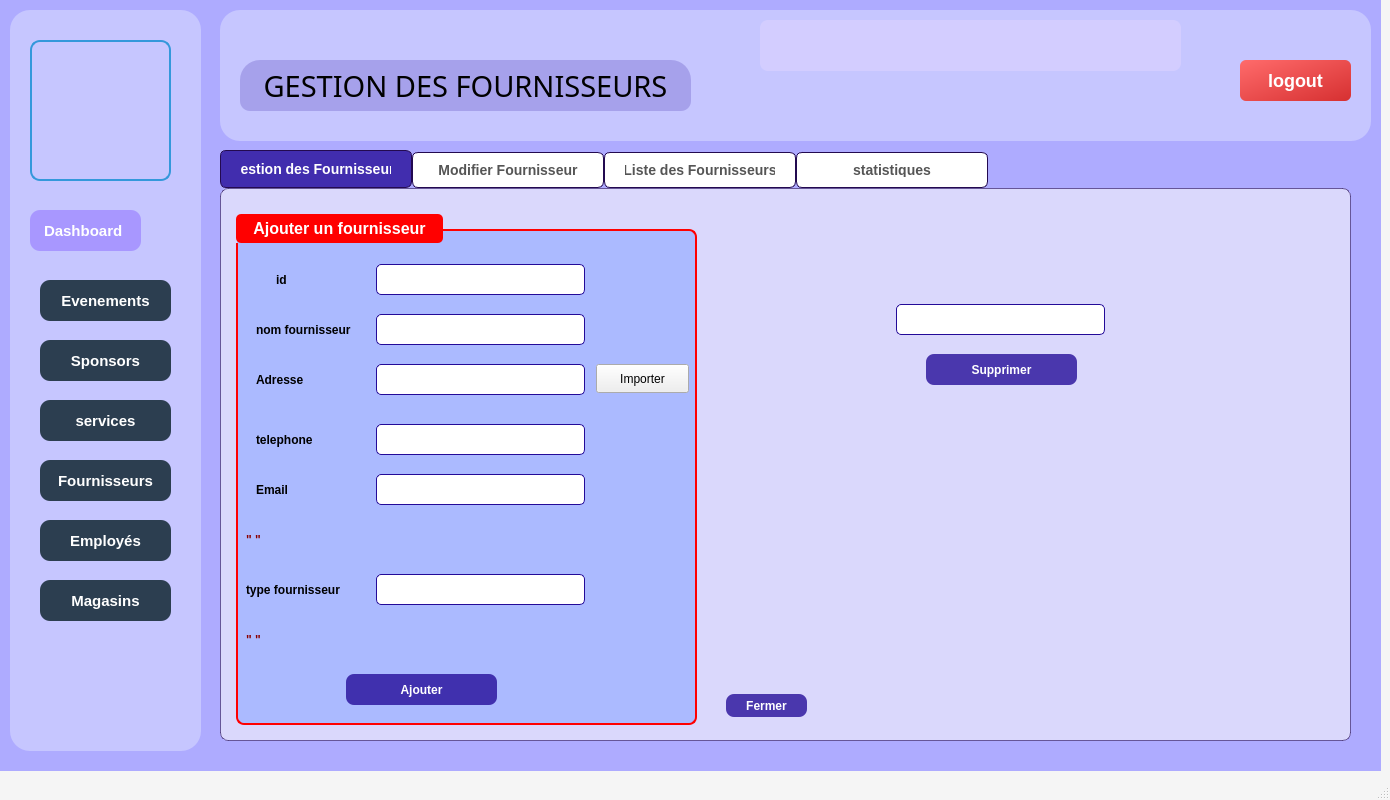
MontaCHOUIG/MallFlow, file src/fournisseurs/fournisseur_mainwindow.ui: the form before one commit.
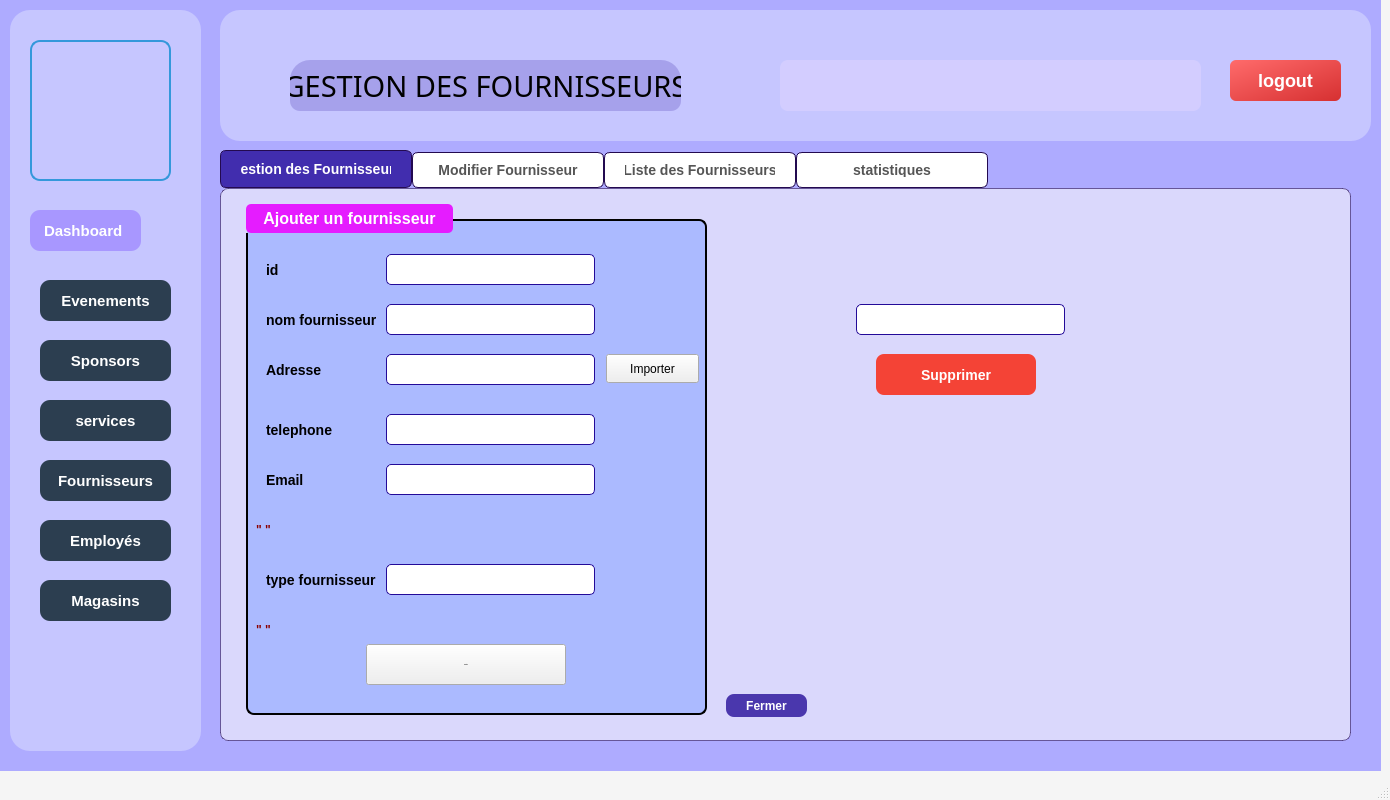
The form after the commit. The open tabs and pages were chosen to show the change. Icons and pictures are not drawn. Custom widgets are drawn as their Qt base class.

Commit message: les interfaces sont identiques

The edit to the form file:
```diff
--- a/src/fournisseurs/fournisseur_mainwindow.ui
+++ b/src/fournisseurs/fournisseur_mainwindow.ui
@@ -98,8 +98,8 @@
      <widget class="QGroupBox" name="Sp_GroupBox_2">
       <property name="geometry">
        <rect>
-        <x>10</x>
-        <y>20</y>
+        <x>20</x>
+        <y>10</y>
         <width>461</width>
         <height>511</height>
        </rect>
@@ -107,7 +107,7 @@
       <property name="styleSheet">
        <string notr="true">QGroupBox {
     background-color: rgb(171, 186, 255);
-    border: 2px solid red; /* Red border */
+    border: 2px solid ; /* Red border */
     border-radius: 8px;
     font-size: 16px;
     font-weight: bold;
@@ -120,7 +120,7 @@
     subcontrol-origin: margin;
     subcontrol-position: top left;
     padding: 5px 15px;
-    background-color: red; /* Red title background */
+    background-color: rgb(229, 28, 255); /* Red title background */
     color: white;
     border-radius: 5px;
 }
@@ -132,7 +132,7 @@
       <widget class="QLabel" name="id">
        <property name="geometry">
         <rect>
-         <x>40</x>
+         <x>20</x>
          <y>50</y>
          <width>99</width>
          <height>31</height>
@@ -140,10 +140,19 @@
        </property>
        <property name="font">
         <font>
-         <pointsize>9</pointsize>
+         <pointsize>-1</pointsize>
          <bold>true</bold>
         </font>
        </property>
+       <property name="styleSheet">
+        <string notr="true">QLabel {
+    color: black; /* Couleur du texte */
+    font-size: 14px;
+    font-weight: bold;
+}
+
+</string>
+       </property>
        <property name="text">
         <string>id</string>
        </property>
@@ -159,10 +168,19 @@
        </property>
        <property name="font">
         <font>
-         <pointsize>9</pointsize>
+         <pointsize>-1</pointsize>
          <bold>true</bold>
         </font>
        </property>
+       <property name="styleSheet">
+        <string notr="true">QLabel {
+    color: black; /* Couleur du texte */
+    font-size: 14px;
+    font-weight: bold;
+}
+
+</string>
+       </property>
        <property name="text">
         <string>Email</string>
        </property>
@@ -200,10 +218,19 @@
        </property>
        <property name="font">
         <font>
-         <pointsize>9</pointsize>
+         <pointsize>-1</pointsize>
          <bold>true</bold>
         </font>
        </property>
+       <property name="styleSheet">
+        <string notr="true">QLabel {
+    color: black; /* Couleur du texte */
+    font-size: 14px;
+    font-weight: bold;
+}
+
+</string>
+       </property>
        <property name="text">
         <string>nom fournisseur</string>
        </property>
@@ -238,10 +265,19 @@
        </property>
        <property name="font">
         <font>
-         <pointsize>9</pointsize>
+         <pointsize>-1</pointsize>
          <bold>true</bold>
         </font>
        </property>
+       <property name="styleSheet">
+        <string notr="true">QLabel {
+    color: black; /* Couleur du texte */
+    font-size: 14px;
+    font-weight: bold;
+}
+
+</string>
+       </property>
        <property name="text">
         <string>telephone</string>
        </property>
@@ -249,7 +285,7 @@
       <widget class="QLabel" name="type_fournisseur">
        <property name="geometry">
         <rect>
-         <x>10</x>
+         <x>20</x>
          <y>360</y>
          <width>131</width>
          <height>31</height>
@@ -257,10 +293,19 @@
        </property>
        <property name="font">
         <font>
-         <pointsize>9</pointsize>
+         <pointsize>-1</pointsize>
          <bold>true</bold>
         </font>
        </property>
+       <property name="styleSheet">
+        <string notr="true">QLabel {
+    color: black; /* Couleur du texte */
+    font-size: 14px;
+    font-weight: bold;
+}
+
+</string>
+       </property>
        <property name="text">
         <string>type fournisseur</string>
        </property>
@@ -287,26 +332,29 @@
       <widget class="QPushButton" name="pb_ajouter">
        <property name="geometry">
         <rect>
-         <x>110</x>
-         <y>460</y>
-         <width>151</width>
-         <height>31</height>
+         <x>120</x>
+         <y>440</y>
+         <width>200</width>
+         <height>41</height>
         </rect>
        </property>
        <property name="font">
         <font>
+         <pointsize>-1</pointsize>
          <bold>true</bold>
         </font>
        </property>
        <property name="styleSheet">
-        <string notr="true">QPushButton {
-background-color: rgba(35,10,152, 200);
-border-radius: 8px;
-color: white;
-}
-QPushButton:hover {
-background-color: qlineargradient(spread:pad, x1:0, y1:0, x2:0, y2:1, stop:0 rgba(117, 201, 187, 200), stop:1 rgba(35,10,152, 200));
-}</string>
+        <string notr="true"> background-color: #4CAF50; /* Fond vert */
+    color: white;
+    border: none;
+    border-radius: 8px;  /* Coins arrondis */
+    padding: 10px 20px;
+    font-weight: bold;
+    font-size: 16px;
+    text-align: center;
+    min-width: 160px; /* Largeur minimale pour le bouton */
+    cursor: pointer;  /* L</string>
        </property>
        <property name="text">
         <string>Ajouter</string>
@@ -342,10 +390,19 @@
        </property>
        <property name="font">
         <font>
-         <pointsize>9</pointsize>
+         <pointsize>-1</pointsize>
          <bold>true</bold>
         </font>
        </property>
+       <property name="styleSheet">
+        <string notr="true">QLabel {
+    color: black; /* Couleur du texte */
+    font-size: 14px;
+    font-weight: bold;
+}
+
+</string>
+       </property>
        <property name="text">
         <string>Adresse</string>
        </property>
@@ -449,26 +506,28 @@
      <widget class="QPushButton" name="pb_supprimer">
       <property name="geometry">
        <rect>
-        <x>700</x>
+        <x>650</x>
         <y>160</y>
-        <width>151</width>
-        <height>31</height>
+        <width>160</width>
+        <height>41</height>
        </rect>
       </property>
       <property name="font">
        <font>
+        <pointsize>-1</pointsize>
         <bold>true</bold>
        </font>
       </property>
       <property name="styleSheet">
-       <string notr="true">QPushButton {
-background-color: rgba(35,10,152, 200);
-border-radius: 8px;
-color: white;
-}
-QPushButton:hover {
-background-color: qlineargradient(spread:pad, x1:0, y1:0, x2:0, y2:1, stop:0 rgba(117, 201, 187, 200), stop:1 rgba(35,10,152, 200));
-}</string>
+       <string notr="true">background-color: #f44336;  /* Couleur de fond rouge */
+    color: white;
+    border: none;
+    border-radius: 8px;
+    padding: 10px 20px;
+    font-weight: bold;
+    font-size: 14px;
+    text-align: center;
+    min-width: 120px;</string>
       </property>
       <property name="text">
        <string>Supprimer</string>
@@ -521,7 +580,7 @@
      <widget class="QLineEdit" name="le_id_2">
       <property name="geometry">
        <rect>
-        <x>670</x>
+        <x>630</x>
         <y>110</y>
         <width>209</width>
         <height>31</height>
@@ -1536,12 +1595,37 @@
     <property name="frameShadow">
      <enum>QFrame::Shadow::Raised</enum>
     </property>
+    <widget class="QLabel" name="label_authUser">
+     <property name="geometry">
+      <rect>
+       <x>560</x>
+       <y>50</y>
+       <width>421</width>
+       <height>51</height>
+      </rect>
+     </property>
+     <property name="styleSheet">
+      <string notr="true">QLabel {
+    color: white; /* Text color */
+    background-color: rgb(211, 205, 255); /* Blue background */
+    font-size: 20px; /* Text size */
+    font-weight: bold; /* Bold text */
+    padding: 10px; /* Space inside the label */
+    border-radius: 8px; /* Rounded corners */
+    text-align: center; /* Centers text */
+}
+</string>
+     </property>
+     <property name="text">
+      <string/>
+     </property>
+    </widget>
     <widget class="QLabel" name="Sp_Label_Titre">
      <property name="geometry">
       <rect>
-       <x>20</x>
+       <x>70</x>
        <y>50</y>
-       <width>451</width>
+       <width>391</width>
        <height>51</height>
       </rect>
      </property>
@@ -1566,7 +1650,7 @@
     <widget class="QLabel" name="label_8">
      <property name="geometry">
       <rect>
-       <x>960</x>
+       <x>510</x>
        <y>50</y>
        <width>41</width>
        <height>41</height>
@@ -1582,7 +1666,7 @@
     <widget class="QPushButton" name="button_logout">
      <property name="geometry">
       <rect>
-       <x>1020</x>
+       <x>1010</x>
        <y>50</y>
        <width>111</width>
        <height>41</height>
@@ -1612,31 +1696,6 @@
       <string>logout</string>
      </property>
     </widget>
-    <widget class="QLabel" name="label_authUser">
-     <property name="geometry">
-      <rect>
-       <x>540</x>
-       <y>10</y>
-       <width>421</width>
-       <height>51</height>
-      </rect>
-     </property>
-     <property name="styleSheet">
-      <string notr="true">QLabel {
-    color: white; /* Text color */
-    background-color: rgb(211, 205, 255); /* Blue background */
-    font-size: 20px; /* Text size */
-    font-weight: bold; /* Bold text */
-    padding: 10px; /* Space inside the label */
-    border-radius: 8px; /* Rounded corners */
-    text-align: center; /* Centers text */
-}
-</string>
-     </property>
-     <property name="text">
-      <string/>
-     </property>
-    </widget>
    </widget>
    <zorder>Bg_imzge</zorder>
    <zorder>tabWidget</zorder>
```
Left out of the diff: 141 changed lines with no effect on the pictures. The commit also changes 6 other files.
